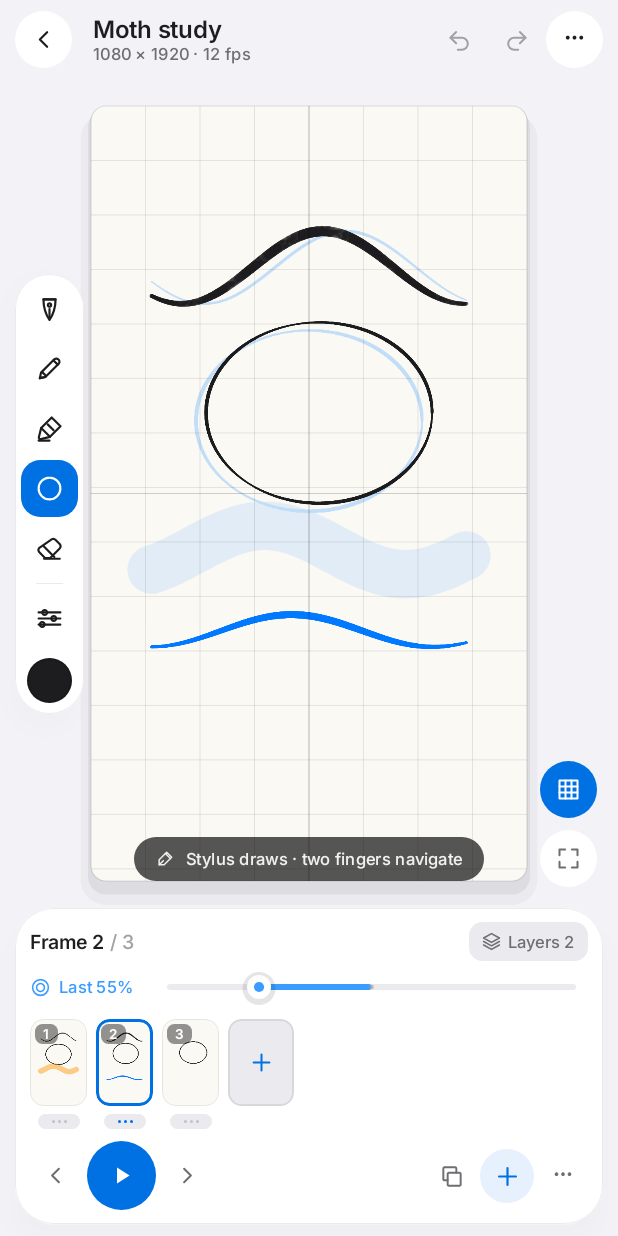
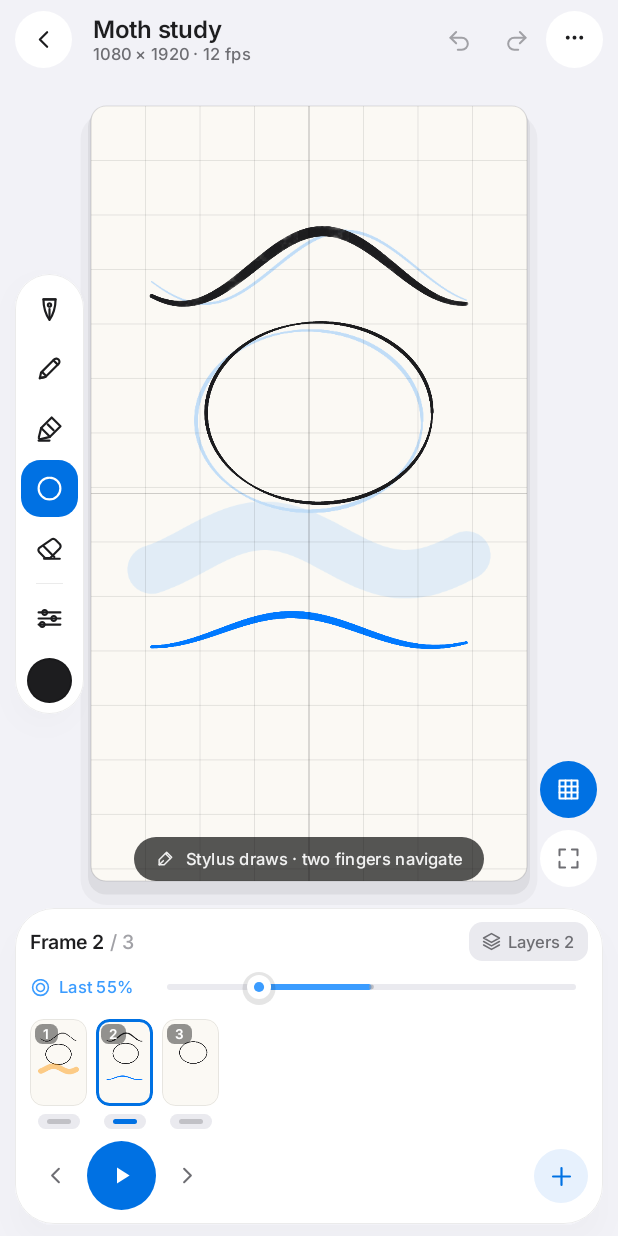
Before and after one commit to Dahl404/PeNNy-937, an Android app built with Jetpack Compose: the @Preview function EditorGridPreview, on a phone screen of 412 x 824 dp. Run offline under Robolectric (Android 15) with nearby library versions, the phone set to English and light mode, and no system bars.

Commit message:
Remove duplicate controls
- Only the top-right project menu uses a triple-dot button
- Frame options are long-press only (removed the dock dots and the frame
  sheet's add; duplicate now lives only in the frame sheet)
- Add frame is only the transport plus (removed the strip add card)
- Grid on/off is only the canvas grid button; the project menu just picks
  the grid style
- Tool taps only select; the sliders button is the single brush/shape entry
- Removed the title's project-menu shortcut and the redundant Open button
  in the home long-press sheet
- Frame drag handle is now a bar instead of three menu-looking dots
- Version 1.4.1

```diff
--- a/app/build.gradle.kts
+++ b/app/build.gradle.kts
@@ -10,8 +10,8 @@ android {
     applicationId = "com.masen.penny937"
     minSdk = 26
     targetSdk = 37
-    versionCode = 5
-    versionName = "1.4"
+    versionCode = 6
+    versionName = "1.4.1"
   }
 
   buildTypes {
--- a/app/src/main/kotlin/com/masen/penny937/ui/editor/EditorScreen.kt
+++ b/app/src/main/kotlin/com/masen/penny937/ui/editor/EditorScreen.kt
@@ -527,8 +527,6 @@ private fun EditorTopBar(
         Column(
             Modifier
                 .weight(1f)
-                .clip(RoundedCornerShape(10.dp))
-                .clickable { onMenu() }
                 .padding(horizontal = 4.dp, vertical = 4.dp)
         ) {
             Text(
@@ -606,8 +604,10 @@ private fun ToolRail(
                     selected = editor.tool == tool,
                     contentDescription = tool.label,
                     onClick = {
+                        if (editor.tool != tool) {
                             PennyHaptics.select(view)
-                        if (editor.tool == tool) onBrush() else editor.chooseTool(tool)
+                            editor.chooseTool(tool)
+                        }
                     }
                 )
             }
@@ -838,12 +838,6 @@ private fun EditorDock(
                                 )
                             }
                         }
-                        item(key = "add") {
-                            Column(horizontalAlignment = Alignment.CenterHorizontally) {
-                                AddFrameCard(onClick = onAddFrame)
-                                Spacer(Modifier.height(17.dp))
-                            }
-                        }
                     }
                     val currentDrag = drag
                     if (currentDrag != null && abs(currentDrag.offsetX) > lineThreshold) {
@@ -908,18 +902,6 @@ private fun EditorDock(
                     )
                     Spacer(Modifier.weight(1f))
                     PennyIconButton(
-                        icon = PennyIcons.Copy,
-                        onClick = {
-                            PennyHaptics.tap(view)
-                            editor.duplicateFrame()
-                        },
-                        size = 34.dp,
-                        iconSize = 17.dp,
-                        tint = palette.textSecondary,
-                        contentDescription = "Duplicate frame"
-                    )
-                    Spacer(Modifier.width(2.dp))
-                    PennyIconButton(
                         icon = PennyIcons.Plus,
                         onClick = onAddFrame,
                         size = 36.dp,
@@ -927,15 +909,6 @@ private fun EditorDock(
                         tint = palette.accent,
                         background = palette.accentSoft,
                         contentDescription = "Add frame"
-                    )
-                    Spacer(Modifier.width(2.dp))
-                    PennyIconButton(
-                        icon = PennyIcons.More,
-                        onClick = onFrameMenu,
-                        size = 34.dp,
-                        iconSize = 17.dp,
-                        tint = palette.textSecondary,
-                        contentDescription = "Frame options"
                     )
                 }
             }
@@ -1157,19 +1130,16 @@ private fun FrameGrip(
                 .background(if (dragging) palette.accentSoft else palette.surfaceSunken),
             contentAlignment = Alignment.Center
         ) {
-            Row(horizontalArrangement = Arrangement.spacedBy(2.dp)) {
-                repeat(3) {
             Box(
                 Modifier
-                            .size(2.dp)
+                    .width(16.dp)
+                    .height(3.dp)
                     .clip(CircleShape)
                     .background(
                         if (selected || dragging) palette.accent
                         else palette.textTertiary.copy(alpha = 0.55f)
                     )
             )
-                }
-            }
         }
     }
 }
@@ -1211,29 +1181,6 @@ private fun FrameThumbnail(project: Project, frame: Frame, modifier: Modifier =
 }
 
 @Composable
-private fun AddFrameCard(onClick: () -> Unit) {
-    val palette = LocalPenny.current
-    val shape = RoundedCornerShape(9.dp)
-    Box(
-        modifier = Modifier
-            .width(44.dp)
-            .height(58.dp)
-            .clip(shape)
-            .background(palette.surfaceSunken)
-            .border(0.7.dp, palette.hairline, shape)
-            .clickable(onClick = onClick),
-        contentAlignment = Alignment.Center
-    ) {
-        Icon(
-            PennyIcons.Plus,
-            contentDescription = "Add frame",
-            tint = palette.accent,
-            modifier = Modifier.size(18.dp)
-        )
-    }
-}
-
-@Composable
 private fun HintPill(text: String, modifier: Modifier = Modifier) {
     Row(
         modifier = modifier
```
Also changed, not shown: app/src/main/kotlin/com/masen/penny937/ui/HomeScreen.kt (+3 -12 lines), app/src/main/kotlin/com/masen/penny937/ui/editor/Panels.kt (+10 -26 lines), 1 other file. Lines whose indentation alone changed are shown as unchanged.
